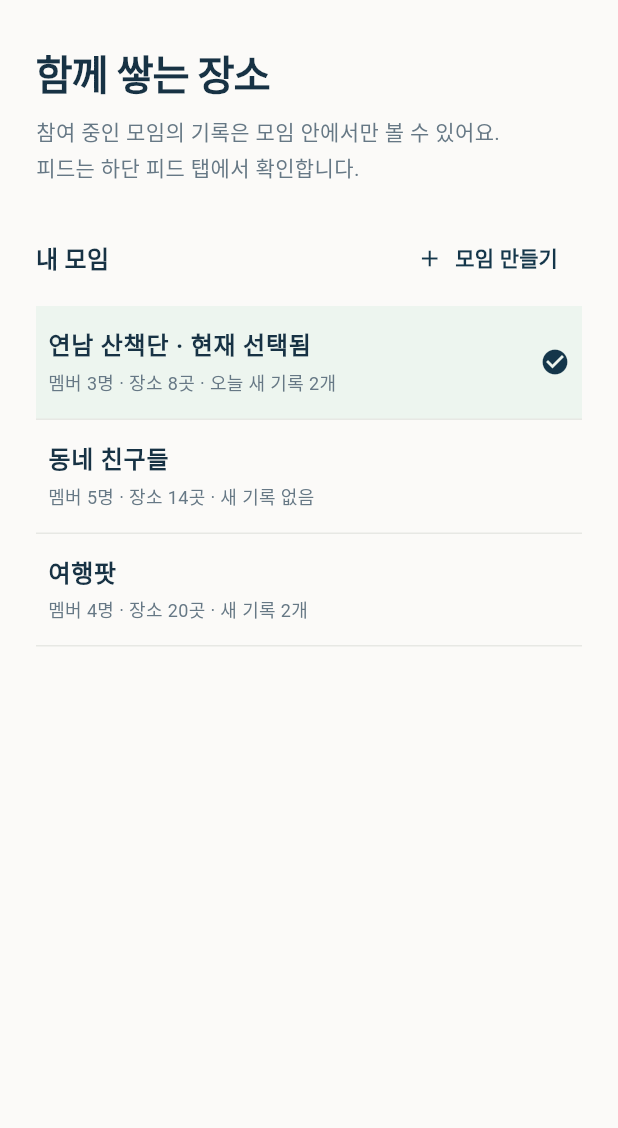
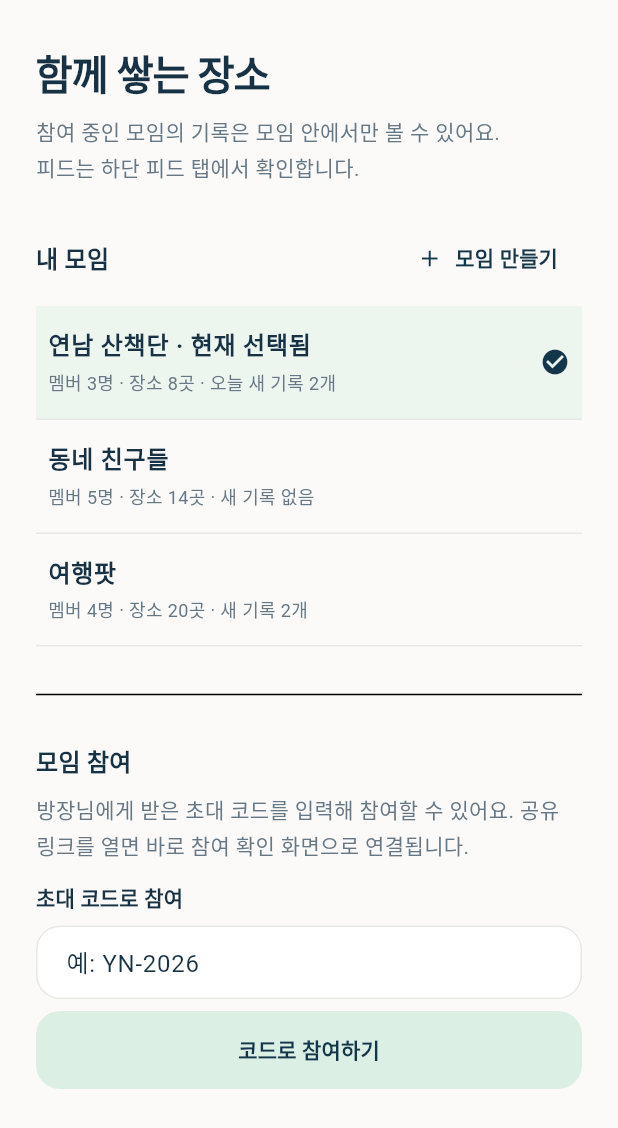
Before and after one commit to jigyeonkim26-ops/DxTeam3, a Flutter app: the GroupsScreen widget shown alone on an empty page, opened directly, on a phone screen of 412 x 824 dp. Shown: the top 1128 px of the screen. Run offline on Flutter 3.47's test engine with Material 3 defaults, Android fonts, the phone set to English and light mode, and no system bars.

Commit message:
feat: implement group join UI

```diff
--- a/overlap/frontend/lib/features/group/screens/groups_screen.dart
+++ b/overlap/frontend/lib/features/group/screens/groups_screen.dart
@@ -6,6 +6,7 @@ import '../models/group_list_item_data.dart';
 import '../services/mock_group_repository.dart';
 import '../widgets/group_list_item.dart';
 import 'create_group_screen.dart';
+import 'join_group_screen.dart';
 
 class GroupsScreen extends StatefulWidget {
   const GroupsScreen({super.key});
@@ -17,6 +18,7 @@ class GroupsScreen extends StatefulWidget {
 class _GroupsScreenState extends State<GroupsScreen> {
   late final List<GroupListItemData> _groups;
   late String _selectedGroupId;
+  final _inviteCodeController = TextEditingController();
 
   @override
   void initState() {
@@ -25,6 +27,27 @@ class _GroupsScreenState extends State<GroupsScreen> {
     _selectedGroupId = _groups
         .firstWhere((group) => group.isInitiallySelected)
         .id;
+  }
+
+  @override
+  void dispose() {
+    _inviteCodeController.dispose();
+    super.dispose();
+  }
+
+  void _openJoinGroupScreen() {
+    final inviteCode = _inviteCodeController.text.trim();
+    if (inviteCode.isEmpty) {
+      ScaffoldMessenger.of(context)
+          .showSnackBar(const SnackBar(content: Text('초대 코드를 입력해 주세요.')));
+      return;
+    }
+
+    Navigator.of(context).push(
+      MaterialPageRoute<void>(
+        builder: (_) => JoinGroupScreen(inviteCode: inviteCode),
+      ),
+    );
   }
 
   @override
@@ -82,6 +105,34 @@ class _GroupsScreenState extends State<GroupsScreen> {
               onTap: () => setState(() => _selectedGroupId = group.id),
             ),
           ),
+          const SizedBox(height: AppSpacing.lg),
+          const Divider(),
+          const SizedBox(height: AppSpacing.lg),
+          Text(
+            '모임 참여',
+            style: Theme.of(context).textTheme.titleMedium
+                ?.copyWith(color: AppColors.ink, fontWeight: FontWeight.w700),
+          ),
+          const SizedBox(height: AppSpacing.xs),
+          Text(
+            '방장님에게 받은 초대 코드를 입력해 참여할 수 있어요. 공유 링크를 열면 바로 참여 확인 화면으로 연결됩니다.',
+            style: Theme.of(context).textTheme.bodyMedium
+                ?.copyWith(height: 1.65),
+          ),
+          const SizedBox(height: AppSpacing.sm),
+          Text('초대 코드로 참여', style: Theme.of(context).textTheme.labelLarge),
+          const SizedBox(height: AppSpacing.xs),
+          TextField(
+            controller: _inviteCodeController,
+            textInputAction: TextInputAction.done,
+            onSubmitted: (_) => _openJoinGroupScreen(),
+            decoration: const InputDecoration(hintText: '예: YN-2026'),
+          ),
+          const SizedBox(height: AppSpacing.xs),
+          OutlinedButton(
+            onPressed: _openJoinGroupScreen,
+            child: const Text('코드로 참여하기'),
+          ),
         ],
       ),
     );
--- /dev/null
+++ b/overlap/frontend/lib/features/group/services/mock_group_join_service.dart
@@ -0,0 +1,14 @@
+import '../models/group_invite_preview.dart';
+
+/// API 연결 전 초대 코드 확인 화면에 제공하는 고정 mock 데이터입니다.
+abstract final class MockGroupJoinService {
+  static GroupInvitePreview previewForCode(String inviteCode) {
+    return GroupInvitePreview(
+      groupName: '연남 산책단',
+      ownerName: '서연',
+      memberCount: 3,
+      placeCount: 8,
+      inviteCode: inviteCode,
+    );
+  }
+}
```
Also changed, not shown: overlap/frontend/lib/features/group/models/group_invite_preview.dart (added, +15 -0 lines), overlap/frontend/lib/features/group/screens/join_group_screen.dart (added, +153 -0 lines), overlap/frontend/lib/features/group/widgets/group_invite_summary_card.dart (added, +50 -0 lines).
